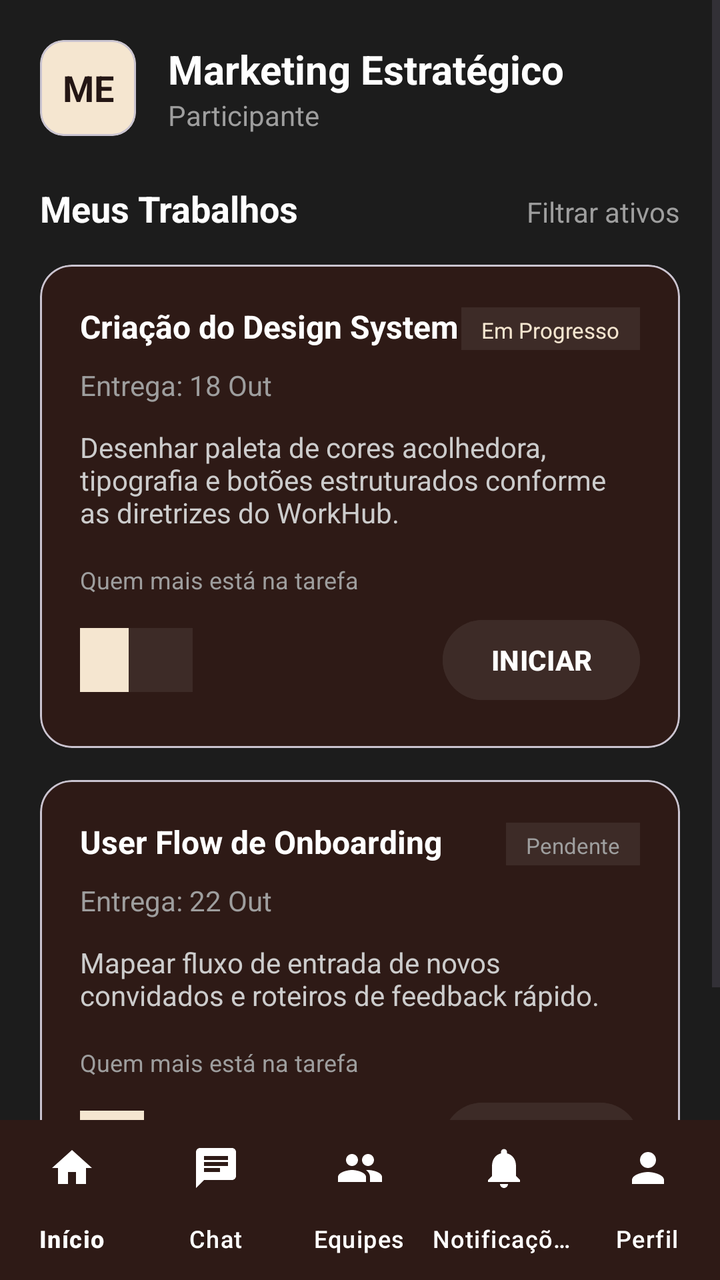
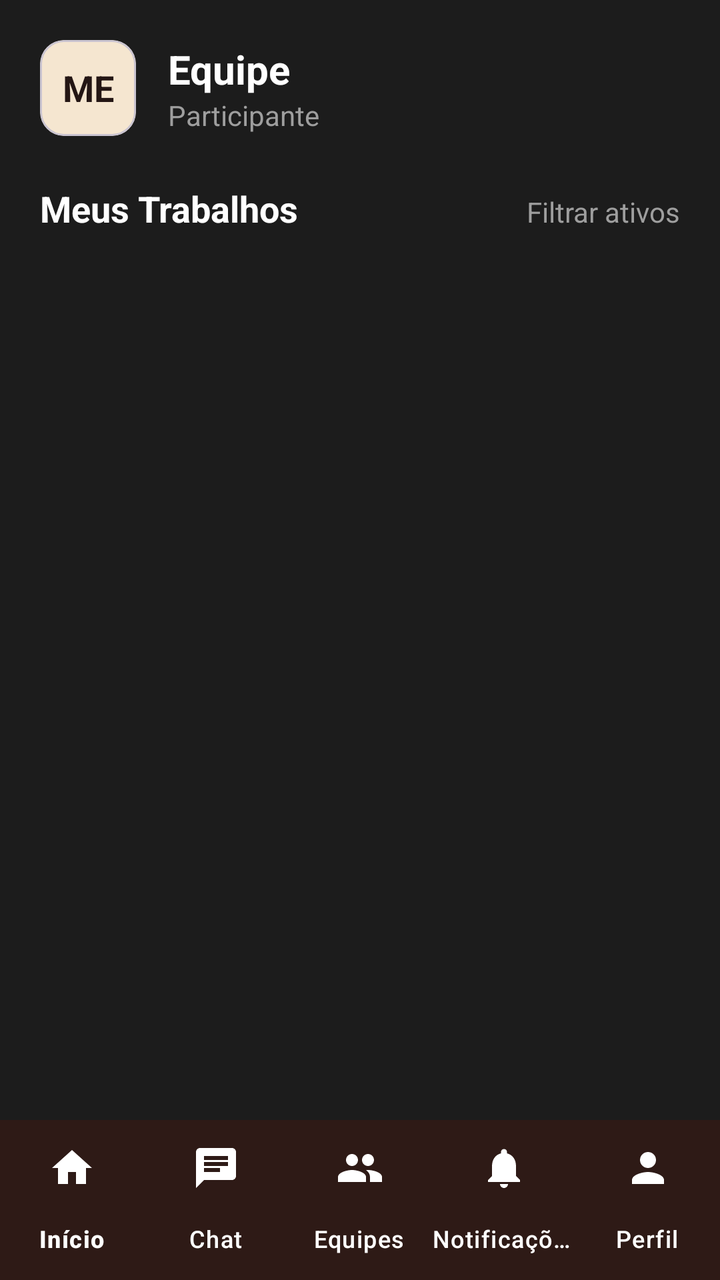

Compare the two renders of this Android layout. The source of the first and the diff that turns it into the second are given below.
<!-- AndroidManifest.xml: application theme Theme.CTR -->
<!-- res/layout/activity_participantes.xml -->
<?xml version="1.0" encoding="utf-8"?>
<androidx.constraintlayout.widget.ConstraintLayout xmlns:android="http://schemas.android.com/apk/res/android"
    xmlns:app="http://schemas.android.com/apk/res-auto"
    android:layout_width="match_parent"
    android:layout_height="match_parent"
    android:background="#1C1C1C">

    <ScrollView
        android:id="@+id/scrollView"
        android:layout_width="match_parent"
        android:layout_height="0dp"
        android:fillViewport="true"
        app:layout_constraintBottom_toTopOf="@+id/bottom_navigation"
        app:layout_constraintTop_toTopOf="parent">

        <LinearLayout
            android:layout_width="match_parent"
            android:layout_height="wrap_content"
            android:orientation="vertical"
            android:padding="20dp"
            android:paddingBottom="20dp">

            
            <LinearLayout
                android:layout_width="match_parent"
                android:layout_height="wrap_content"
                android:orientation="horizontal"
                android:gravity="center_vertical">

                <com.google.android.material.card.MaterialCardView
                    android:layout_width="48dp"
                    android:layout_height="48dp"
                    app:cardBackgroundColor="#F5E6D0"
                    app:cardCornerRadius="12dp"
                    app:cardElevation="0dp">

                    <TextView
                        android:layout_width="match_parent"
                        android:layout_height="match_parent"
                        android:gravity="center"
                        android:text="ME"
                        android:textColor="#241614"
                        android:textSize="18sp"
                        android:textStyle="bold" />

                </com.google.android.material.card.MaterialCardView>

                <LinearLayout
                    android:layout_width="0dp"
                    android:layout_height="wrap_content"
                    android:layout_weight="1"
                    android:layout_marginStart="16dp"
                    android:orientation="vertical">

                    <TextView
                        android:layout_width="wrap_content"
                        android:layout_height="wrap_content"
                        android:text="Marketing Estratégico"
                        android:textColor="@android:color/white"
                        android:textSize="20sp"
                        android:textStyle="bold" />

                    <TextView
                        android:layout_width="wrap_content"
                        android:layout_height="wrap_content"
                        android:text="Participante"
                        android:textColor="#9E9E9E"
                        android:textSize="14sp" />

                </LinearLayout>

            </LinearLayout>

            
            <LinearLayout
                android:layout_width="match_parent"
                android:layout_height="wrap_content"
                android:orientation="horizontal"
                android:layout_marginTop="24dp">

                <TextView
                    android:layout_width="wrap_content"
                    android:layout_height="wrap_content"
                    android:text="Meus Trabalhos"
                    android:textColor="@android:color/white"
                    android:textSize="18sp"
                    android:textStyle="bold" />

                <View
                    android:layout_width="0dp"
                    android:layout_height="0dp"
                    android:layout_weight="1" />

                <TextView
                    android:layout_width="wrap_content"
                    android:layout_height="wrap_content"
                    android:text="Filtrar ativos"
                    android:textColor="#9E9E9E"
                    android:textSize="14sp" />

            </LinearLayout>

            
            <com.google.android.material.card.MaterialCardView
                android:layout_width="match_parent"
                android:layout_height="wrap_content"
                android:layout_marginTop="16dp"
                app:cardBackgroundColor="#2E1A16"
                app:cardCornerRadius="16dp"
                app:cardElevation="0dp">

                <LinearLayout
                    android:layout_width="match_parent"
                    android:layout_height="wrap_content"
                    android:orientation="vertical"
                    android:padding="20dp">

                    <LinearLayout
                        android:layout_width="match_parent"
                        android:layout_height="wrap_content"
                        android:orientation="horizontal">

                        <TextView
                            android:layout_width="0dp"
                            android:layout_height="wrap_content"
                            android:layout_weight="1"
                            android:text="Criação do Design System"
                            android:textColor="@android:color/white"
                            android:textSize="16sp"
                            android:textStyle="bold" />

                        <TextView
                            android:layout_width="wrap_content"
                            android:layout_height="wrap_content"
                            android:background="#3D2B27"
                            android:paddingHorizontal="10dp"
                            android:paddingVertical="4dp"
                            android:text="Em Progresso"
                            android:textColor="#F5E6D0"
                            android:textSize="11sp" />

                    </LinearLayout>

                    <TextView
                        android:layout_width="wrap_content"
                        android:layout_height="wrap_content"
                        android:layout_marginTop="8dp"
                        android:text="Entrega: 18 Out"
                        android:textColor="#9E9E9E"
                        android:textSize="14sp" />

                    <TextView
                        android:layout_width="match_parent"
                        android:layout_height="wrap_content"
                        android:layout_marginTop="12dp"
                        android:text="Desenhar paleta de cores acolhedora, tipografia e botões estruturados conforme as diretrizes do WorkHub."
                        android:textColor="#CCCCCC"
                        android:textSize="14sp" />

                    <TextView
                        android:layout_width="wrap_content"
                        android:layout_height="wrap_content"
                        android:layout_marginTop="16dp"
                        android:text="Quem mais está na tarefa"
                        android:textColor="#9E9E9E"
                        android:textSize="12sp" />

                    <LinearLayout
                        android:layout_width="match_parent"
                        android:layout_height="wrap_content"
                        android:layout_marginTop="8dp"
                        android:orientation="horizontal"
                        android:gravity="center_vertical">

                        <View
                            android:layout_width="32dp"
                            android:layout_height="32dp"
                            android:background="@drawable/ic_launcher_foreground"
                            android:backgroundTint="#F5E6D0" />

                        <View
                            android:layout_width="32dp"
                            android:layout_height="32dp"
                            android:layout_marginStart="-8dp"
                            android:background="@drawable/ic_launcher_foreground"
                            android:backgroundTint="#3D2B27" />

                        <View
                            android:layout_width="0dp"
                            android:layout_height="0dp"
                            android:layout_weight="1" />

                        <Button
                            android:layout_width="wrap_content"
                            android:layout_height="wrap_content"
                            android:backgroundTint="#3D2B27"
                            android:text="INICIAR"
                            android:textColor="@android:color/white"
                            android:textStyle="bold" />

                    </LinearLayout>

                </LinearLayout>

            </com.google.android.material.card.MaterialCardView>

            
            <com.google.android.material.card.MaterialCardView
                android:layout_width="match_parent"
                android:layout_height="wrap_content"
                android:layout_marginTop="16dp"
                app:cardBackgroundColor="#2E1A16"
                app:cardCornerRadius="16dp"
                app:cardElevation="0dp">

                <LinearLayout
                    android:layout_width="match_parent"
                    android:layout_height="wrap_content"
                    android:orientation="vertical"
                    android:padding="20dp">

                    <LinearLayout
                        android:layout_width="match_parent"
                        android:layout_height="wrap_content"
                        android:orientation="horizontal">

                        <TextView
                            android:layout_width="0dp"
                            android:layout_height="wrap_content"
                            android:layout_weight="1"
                            android:text="User Flow de Onboarding"
                            android:textColor="@android:color/white"
                            android:textSize="16sp"
                            android:textStyle="bold" />

                        <TextView
                            android:layout_width="wrap_content"
                            android:layout_height="wrap_content"
                            android:background="#3D2B27"
                            android:paddingHorizontal="10dp"
                            android:paddingVertical="4dp"
                            android:text="Pendente"
                            android:textColor="#9E9E9E"
                            android:textSize="11sp" />

                    </LinearLayout>

                    <TextView
                        android:layout_width="wrap_content"
                        android:layout_height="wrap_content"
                        android:layout_marginTop="8dp"
                        android:text="Entrega: 22 Out"
                        android:textColor="#9E9E9E"
                        android:textSize="14sp" />

                    <TextView
                        android:layout_width="match_parent"
                        android:layout_height="wrap_content"
                        android:layout_marginTop="12dp"
                        android:text="Mapear fluxo de entrada de novos convidados e roteiros de feedback rápido."
                        android:textColor="#CCCCCC"
                        android:textSize="14sp" />

                    <TextView
                        android:layout_width="wrap_content"
                        android:layout_height="wrap_content"
                        android:layout_marginTop="16dp"
                        android:text="Quem mais está na tarefa"
                        android:textColor="#9E9E9E"
                        android:textSize="12sp" />

                    <LinearLayout
                        android:layout_width="match_parent"
                        android:layout_height="wrap_content"
                        android:layout_marginTop="8dp"
                        android:orientation="horizontal"
                        android:gravity="center_vertical">

                        <View
                            android:layout_width="32dp"
                            android:layout_height="32dp"
                            android:background="@drawable/ic_launcher_foreground"
                            android:backgroundTint="#F5E6D0" />

                        <View
                            android:layout_width="0dp"
                            android:layout_height="0dp"
                            android:layout_weight="1" />

                        <Button
                            android:layout_width="wrap_content"
                            android:layout_height="wrap_content"
                            android:backgroundTint="#3D2B27"
                            android:text="INICIAR"
                            android:textColor="@android:color/white"
                            android:textStyle="bold" />

                    </LinearLayout>

                </LinearLayout>

            </com.google.android.material.card.MaterialCardView>

        </LinearLayout>

    </ScrollView>

    
    <com.google.android.material.bottomnavigation.BottomNavigationView
        android:id="@+id/bottom_navigation"
        android:layout_width="match_parent"
        android:layout_height="wrap_content"
        android:background="#2E1A16"
        app:itemIconTint="@android:color/white"
        app:itemTextColor="@android:color/white"
        app:labelVisibilityMode="labeled"
        app:layout_constraintBottom_toBottomOf="parent"
        app:layout_constraintEnd_toEndOf="parent"
        app:layout_constraintStart_toStartOf="parent"
        app:menu="@menu/bottom_nav_menu" />

</androidx.constraintlayout.widget.ConstraintLayout>
<!-- resources referenced by this layout -->
<resources>
  <!-- drawable ic_launcher_foreground: jpg bitmap (drawable, 69067 bytes) -->
  <style name="Theme.CTR" parent="Theme.MaterialComponents.DayNight.NoActionBar">
          <item name="colorPrimary">#3D2B27</item>
          <item name="colorPrimaryVariant">#2E1A16</item>
          <item name="colorOnPrimary">@android:color/white</item>
          <item name="colorSecondary">#F5E6D0</item>
          <item name="colorSecondaryVariant">#3D2B27</item>
          <item name="colorOnSecondary">#241614</item>
          <item name="android:windowBackground">#1C1C1C</item>
          <item name="android:statusBarColor">#1C1C1C</item>
          <item name="android:navigationBarColor">#1C1C1C</item>
          <item name="android:textColor">@android:color/white</item>
          <item name="android:windowSoftInputMode">adjustResize</item>
      </style>
</resources>

<!-- the commit's change to res/layout/activity_participantes.xml (unified diff, before → after) -->
@@ -3,7 +3,7 @@
     xmlns:app="http://schemas.android.com/apk/res-auto"
     android:layout_width="match_parent"
     android:layout_height="match_parent"
-    android:background="#1C1C1C">
+    android:background="@color/bg_primary">
 
     <ScrollView
         android:id="@+id/scrollView"
@@ -24,22 +24,23 @@
             <LinearLayout
                 android:layout_width="match_parent"
                 android:layout_height="wrap_content"
-                android:orientation="horizontal"
-                android:gravity="center_vertical">
+                android:gravity="center_vertical"
+                android:orientation="horizontal">
 
                 <com.google.android.material.card.MaterialCardView
                     android:layout_width="48dp"
                     android:layout_height="48dp"
-                    app:cardBackgroundColor="#F5E6D0"
+                    app:cardBackgroundColor="@color/accent"
                     app:cardCornerRadius="12dp"
                     app:cardElevation="0dp">
 
                     <TextView
+                        android:id="@+id/txtAvatarSiglaParticipante"
                         android:layout_width="match_parent"
                         android:layout_height="match_parent"
                         android:gravity="center"
-                        android:text="ME"
-                        android:textColor="#241614"
+                        android:text="@string/entregar_avatar_sigla"
+                        android:textColor="@color/accent_dark"
                         android:textSize="18sp"
                         android:textStyle="bold" />
 
@@ -48,23 +49,24 @@
                 <LinearLayout
                     android:layout_width="0dp"
                     android:layout_height="wrap_content"
+                    android:layout_marginStart="16dp"
                     android:layout_weight="1"
-                    android:layout_marginStart="16dp"
                     android:orientation="vertical">
 
                     <TextView
+                        android:id="@+id/txtNomeEquipeParticipante"
                         android:layout_width="wrap_content"
                         android:layout_height="wrap_content"
-                        android:text="Marketing Estratégico"
-                        android:textColor="@android:color/white"
+                        android:text="@string/equipe_default_nome"
+                        android:textColor="@color/text_primary"
                         android:textSize="20sp"
                         android:textStyle="bold" />
 
                     <TextView
                         android:layout_width="wrap_content"
                         android:layout_height="wrap_content"
-                        android:text="Participante"
-                        android:textColor="#9E9E9E"
+                        android:text="@string/entregar_participante"
+                        android:textColor="@color/text_secondary"
                         android:textSize="14sp" />
 
                 </LinearLayout>
@@ -75,14 +77,14 @@
             <LinearLayout
                 android:layout_width="match_parent"
                 android:layout_height="wrap_content"
-                android:orientation="horizontal"
-                android:layout_marginTop="24dp">
+                android:layout_marginTop="24dp"
+                android:orientation="horizontal">
 
                 <TextView
                     android:layout_width="wrap_content"
                     android:layout_height="wrap_content"
-                    android:text="Meus Trabalhos"
-                    android:textColor="@android:color/white"
+                    android:text="@string/entregar_meus_trabalhos"
+                    android:textColor="@color/text_primary"
                     android:textSize="18sp"
                     android:textStyle="bold" />
 
@@ -94,225 +96,60 @@
                 <TextView
                     android:layout_width="wrap_content"
                     android:layout_height="wrap_content"
-                    android:text="Filtrar ativos"
-                    android:textColor="#9E9E9E"
+                    android:text="@string/participantes_filtrar_ativos"
+                    android:textColor="@color/text_secondary"
                     android:textSize="14sp" />
 
             </LinearLayout>
 
             
-            <com.google.android.material.card.MaterialCardView
+            <LinearLayout
+                android:id="@+id/containerVazioParticipantes"
                 android:layout_width="match_parent"
                 android:layout_height="wrap_content"
-                android:layout_marginTop="16dp"
-                app:cardBackgroundColor="#2E1A16"
-                app:cardCornerRadius="16dp"
-                app:cardElevation="0dp">
+                android:layout_marginTop="40dp"
+                android:gravity="center"
+                android:orientation="vertical"
+                android:visibility="gone">
 
-                <LinearLayout
-                    android:layout_width="match_parent"
+                <TextView
+                    android:layout_width="wrap_content"
                     android:layout_height="wrap_content"
-                    android:orientation="vertical"
-                    android:padding="20dp">
+                    android:text="@string/participantes_sem_tarefas"
+                    android:textColor="@color/text_primary"
+                    android:textSize="16sp"
+                    android:textStyle="bold" />
 
-                    <LinearLayout
-                        android:layout_width="match_parent"
-                        android:layout_height="wrap_content"
-                        android:orientation="horizontal">
+                <TextView
+                    android:layout_width="wrap_content"
+                    android:layout_height="wrap_content"
+                    android:layout_marginTop="4dp"
+                    android:gravity="center"
+                    android:paddingHorizontal="32dp"
+                    android:text="@string/participantes_sem_tarefas_subtitulo"
+                    android:textColor="@color/text_secondary"
+                    android:textSize="13sp" />
 
-                        <TextView
-                            android:layout_width="0dp"
-                            android:layout_height="wrap_content"
-                            android:layout_weight="1"
-                            android:text="Criação do Design System"
-                            android:textColor="@android:color/white"
-                            android:textSize="16sp"
-                            android:textStyle="bold" />
-
-                        <TextView
-                            android:layout_width="wrap_content"
-                            android:layout_height="wrap_content"
-                            android:background="#3D2B27"
-                            android:paddingHorizontal="10dp"
-                            android:paddingVertical="4dp"
-                            android:text="Em Progresso"
-                            android:textColor="#F5E6D0"
-                            android:textSize="11sp" />
-
-                    </LinearLayout>
-
-                    <TextView
-                        android:layout_width="wrap_content"
-                        android:layout_height="wrap_content"
-                        android:layout_marginTop="8dp"
-                        android:text="Entrega: 18 Out"
-                        android:textColor="#9E9E9E"
-                        android:textSize="14sp" />
-
-                    <TextView
-                        android:layout_width="match_parent"
-                        android:layout_height="wrap_content"
-                        android:layout_marginTop="12dp"
-                        android:text="Desenhar paleta de cores acolhedora, tipografia e botões estruturados conforme as diretrizes do WorkHub."
-                        android:textColor="#CCCCCC"
-                        android:textSize="14sp" />
-
-                    <TextView
-                        android:layout_width="wrap_content"
-                        android:layout_height="wrap_content"
-                        android:layout_marginTop="16dp"
-                        android:text="Quem mais está na tarefa"
-                        android:textColor="#9E9E9E"
-                        android:textSize="12sp" />
-
-                    <LinearLayout
-                        android:layout_width="match_parent"
-                        android:layout_height="wrap_content"
-                        android:layout_marginTop="8dp"
-                        android:orientation="horizontal"
-                        android:gravity="center_vertical">
-
-                        <View
-                            android:layout_width="32dp"
-                            android:layout_height="32dp"
-                            android:background="@drawable/ic_launcher_foreground"
-                            android:backgroundTint="#F5E6D0" />
-
-                        <View
-                            android:layout_width="32dp"
-                            android:layout_height="32dp"
-                            android:layout_marginStart="-8dp"
-                            android:background="@drawable/ic_launcher_foreground"
-                            android:backgroundTint="#3D2B27" />
-
-                        <View
-                            android:layout_width="0dp"
-                            android:layout_height="0dp"
-                            android:layout_weight="1" />
-
-                        <Button
-                            android:layout_width="wrap_content"
-                            android:layout_height="wrap_content"
-                            android:backgroundTint="#3D2B27"
-                            android:text="INICIAR"
-                            android:textColor="@android:color/white"
-                            android:textStyle="bold" />
-
-                    </LinearLayout>
-
-                </LinearLayout>
-
-            </com.google.android.material.card.MaterialCardView>
+            </LinearLayout>
 
             
-            <com.google.android.material.card.MaterialCardView
+            <LinearLayout
+                android:id="@+id/containerTarefasParticipante"
                 android:layout_width="match_parent"
                 android:layout_height="wrap_content"
-                android:layout_marginTop="16dp"
-                app:cardBackgroundColor="#2E1A16"
-                app:cardCornerRadius="16dp"
-                app:cardElevation="0dp">
-
-                <LinearLayout
-                    android:layout_width="match_parent"
-                    android:layout_height="wrap_content"
-                    android:orientation="vertical"
-                    android:padding="20dp">
-
-                    <LinearLayout
-                        android:layout_width="match_parent"
-                        android:layout_height="wrap_content"
-                        android:orientation="horizontal">
-
-                        <TextView
-                            android:layout_width="0dp"
-                            android:layout_height="wrap_content"
-                            android:layout_weight="1"
-                            android:text="User Flow de Onboarding"
-                            android:textColor="@android:color/white"
-                            android:textSize="16sp"
-                            android:textStyle="bold" />
-
-                        <TextView
-                            android:layout_width="wrap_content"
-                            android:layout_height="wrap_content"
-                            android:background="#3D2B27"
-                            android:paddingHorizontal="10dp"
-                            android:paddingVertical="4dp"
-                            android:text="Pendente"
-                            android:textColor="#9E9E9E"
-                            android:textSize="11sp" />
-
-                    </LinearLayout>
-
-                    <TextView
-                        android:layout_width="wrap_content"
-                        android:layout_height="wrap_content"
-                        android:layout_marginTop="8dp"
-                        android:text="Entrega: 22 Out"
-                        android:textColor="#9E9E9E"
-                        android:textSize="14sp" />
-
-                    <TextView
-                        android:layout_width="match_parent"
-                        android:layout_height="wrap_content"
-                        android:layout_marginTop="12dp"
-                        android:text="Mapear fluxo de entrada de novos convidados e roteiros de feedback rápido."
-                        android:textColor="#CCCCCC"
-                        android:textSize="14sp" />
-
-                    <TextView
-                        android:layout_width="wrap_content"
-                        android:layout_height="wrap_content"
-                        android:layout_marginTop="16dp"
-                        android:text="Quem mais está na tarefa"
-                        android:textColor="#9E9E9E"
-                        android:textSize="12sp" />
-
-                    <LinearLayout
-                        android:layout_width="match_parent"
-                        android:layout_height="wrap_content"
-                        android:layout_marginTop="8dp"
-                        android:orientation="horizontal"
-                        android:gravity="center_vertical">
-
-                        <View
-                            android:layout_width="32dp"
-                            android:layout_height="32dp"
-                            android:background="@drawable/ic_launcher_foreground"
-                            android:backgroundTint="#F5E6D0" />
-
-                        <View
-                            android:layout_width="0dp"
-                            android:layout_height="0dp"
-                            android:layout_weight="1" />
-
-                        <Button
-                            android:layout_width="wrap_content"
-                            android:layout_height="wrap_content"
-                            android:backgroundTint="#3D2B27"
-                            android:text="INICIAR"
-                            android:textColor="@android:color/white"
-                            android:textStyle="bold" />
-
-                    </LinearLayout>
-
-                </LinearLayout>
-
-            </com.google.android.material.card.MaterialCardView>
+                android:orientation="vertical" />
 
         </LinearLayout>
 
     </ScrollView>
 
-    
     <com.google.android.material.bottomnavigation.BottomNavigationView
         android:id="@+id/bottom_navigation"
         android:layout_width="match_parent"
         android:layout_height="wrap_content"
-        android:background="#2E1A16"
-        app:itemIconTint="@android:color/white"
-        app:itemTextColor="@android:color/white"
+        android:background="@color/bg_surface_light"
+        app:itemIconTint="@color/text_primary"
+        app:itemTextColor="@color/text_primary"
         app:labelVisibilityMode="labeled"
         app:layout_constraintBottom_toBottomOf="parent"
         app:layout_constraintEnd_toEndOf="parent"
<!-- resource entries referenced after the edit -->
@@ -1,6 +1,18 @@
 <!-- resources referenced by this layout -->
 <resources>
-  <!-- drawable ic_launcher_foreground: jpg bitmap (drawable, 69067 bytes) -->
+  <color name="accent">#F5E6D0</color>
+  <color name="accent_dark">#241614</color>
+  <color name="bg_primary">#1C1C1C</color>
+  <color name="bg_surface_light">#2E1A16</color>
+  <color name="text_primary">#FFFFFF</color>
+  <color name="text_secondary">#9E9E9E</color>
+  <string name="entregar_avatar_sigla">ME</string>
+  <string name="entregar_meus_trabalhos">Meus Trabalhos</string>
+  <string name="entregar_participante">Participante</string>
+  <string name="equipe_default_nome">Equipe</string>
+  <string name="participantes_filtrar_ativos">Filtrar ativos</string>
+  <string name="participantes_sem_tarefas">Nenhuma tarefa atribuída</string>
+  <string name="participantes_sem_tarefas_subtitulo">Quando você for atribuído a uma tarefa, ela aparece aqui</string>
   <style name="Theme.CTR" parent="Theme.MaterialComponents.DayNight.NoActionBar">
           <item name="colorPrimary">#3D2B27</item>
           <item name="colorPrimaryVariant">#2E1A16</item>
